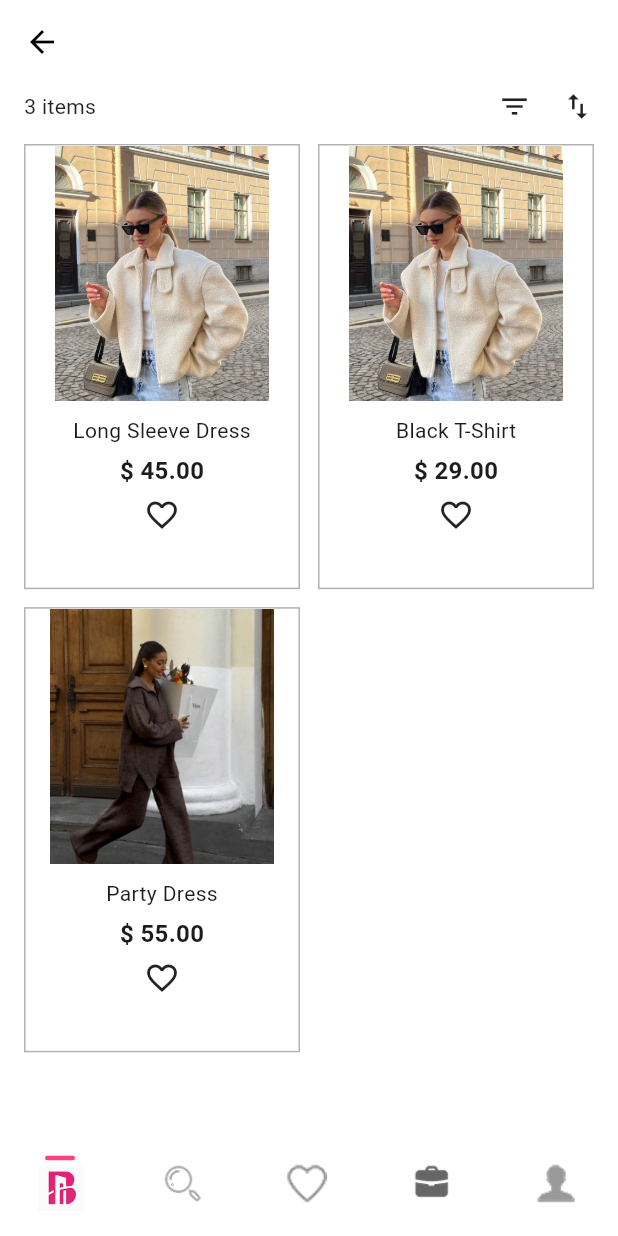
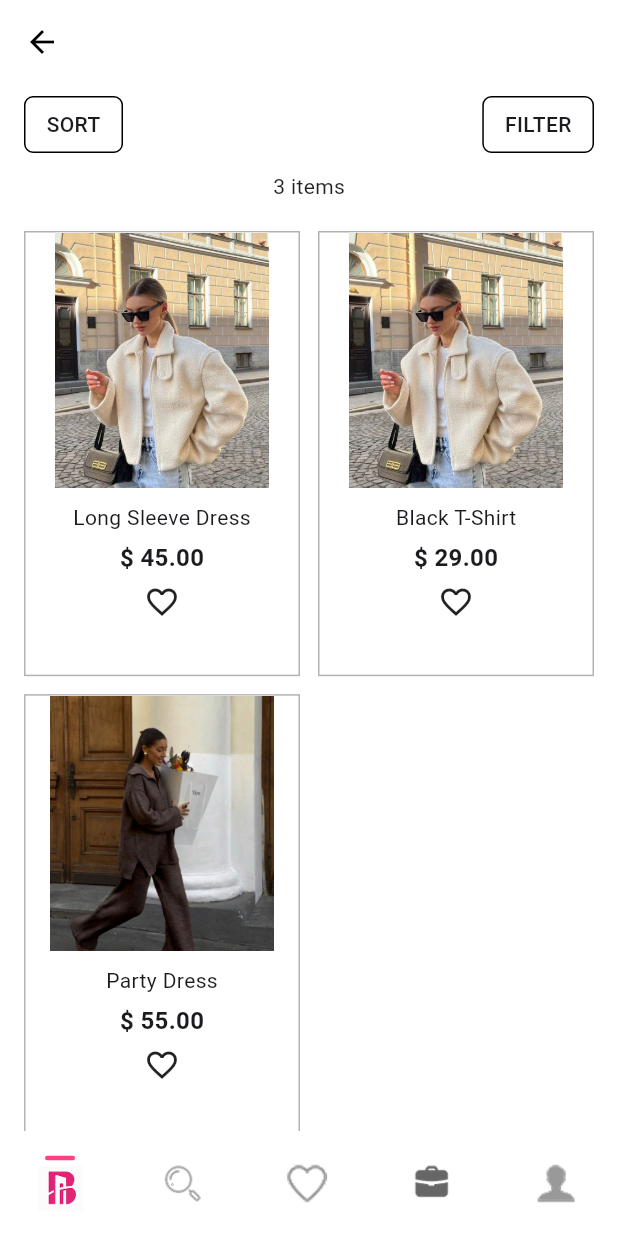
Before and after one commit to tech640/Bridge-App, a Flutter app: the CollectionPage screen opened directly with empty values, on a phone screen of 412 x 824 dp. Run offline on Flutter 3.47's test engine with Material 3 defaults, Android fonts, the phone set to English and light mode, and no system bars.

Commit message:
second Page collection

```diff
--- a/lib/screens/collection.dart
+++ b/lib/screens/collection.dart
@@ -40,11 +40,11 @@ class _CollectionPageState extends State<CollectionPage> {
       appBar: AppBar(
         backgroundColor: Colors.white,
         elevation: 0,
+        centerTitle: true,
         leading: GestureDetector(
           onTap: () => Navigator.pop(context),
           child: const Icon(Icons.arrow_back, color: Colors.black),
         ),
-        centerTitle: true,
         title: Text(
           widget.title,
           style: const TextStyle(
@@ -56,31 +56,57 @@ class _CollectionPageState extends State<CollectionPage> {
 
       body: Column(
         children: [
-          // ===== COUNT + FILTER & SORT =====
+          const SizedBox(height: 8),
+
+          // ===== SORT (left) + FILTER (right) WITH BORDER =====
           Padding(
-            padding: const EdgeInsets.symmetric(horizontal: 16, vertical: 4),
+            padding: const EdgeInsets.symmetric(horizontal: 16),
             child: Row(
               mainAxisAlignment: MainAxisAlignment.spaceBetween,
               children: [
-                Text(
-                  "${products.length} items",
-                  style: const TextStyle(
-                    fontSize: 14,
-                    color: Colors.black87,
+                // SORT
+                Container(
+                  padding:
+                      const EdgeInsets.symmetric(horizontal: 14, vertical: 8),
+                  decoration: BoxDecoration(
+                    border: Border.all(color: Colors.black),
+                    borderRadius: BorderRadius.circular(6),
+                  ),
+                  child: const Text(
+                    "SORT",
+                    style: TextStyle(fontSize: 14, fontWeight: FontWeight.w500),
                   ),
                 ),
-                Row(
-                  children: const [
-                    Icon(Icons.filter_list, size: 22),
-                    SizedBox(width: 20),
-                    Icon(Icons.swap_vert, size: 22),
-                  ],
+
+                // FILTER
+                Container(
+                  padding:
+                      const EdgeInsets.symmetric(horizontal: 14, vertical: 8),
+                  decoration: BoxDecoration(
+                    border: Border.all(color: Colors.black),
+                    borderRadius: BorderRadius.circular(6),
+                  ),
+                  child: const Text(
+                    "FILTER",
+                    style: TextStyle(fontSize: 14, fontWeight: FontWeight.w500),
+                  ),
                 ),
               ],
             ),
           ),
 
-          const SizedBox(height: 10),
+          const SizedBox(height: 12),
+
+          // ===== COUNT OF ITEMS =====
+          Text(
+            "${products.length} items",
+            style: const TextStyle(
+              fontSize: 14,
+              color: Colors.black87,
+            ),
+          ),
+
+          const SizedBox(height: 20),
 
           // ===== GRID PRODUCTS =====
           Expanded(
@@ -102,13 +128,13 @@ class _CollectionPageState extends State<CollectionPage> {
         ],
       ),
 
-      // ====== BOTTOM NAV BAR (نفس تبع الهوم) ======
+      // ===== BOTTOM NAV BAR =====
       bottomNavigationBar: BottomNavBar(
         selectedIndex: selectedIndex,
         onTap: (i) {
           setState(() => selectedIndex = i);
 
-          if (i == 0) Navigator.pop(context); // يرجع على الهوم
+          if (i == 0) Navigator.pop(context);
         },
       ),
     );
@@ -127,6 +153,7 @@ class _CollectionPageState extends State<CollectionPage> {
             color: Colors.grey[100],
             child: Image.asset(item["image"], fit: BoxFit.cover),
           ),
+
           const SizedBox(height: 10),
 
           Text(
```
